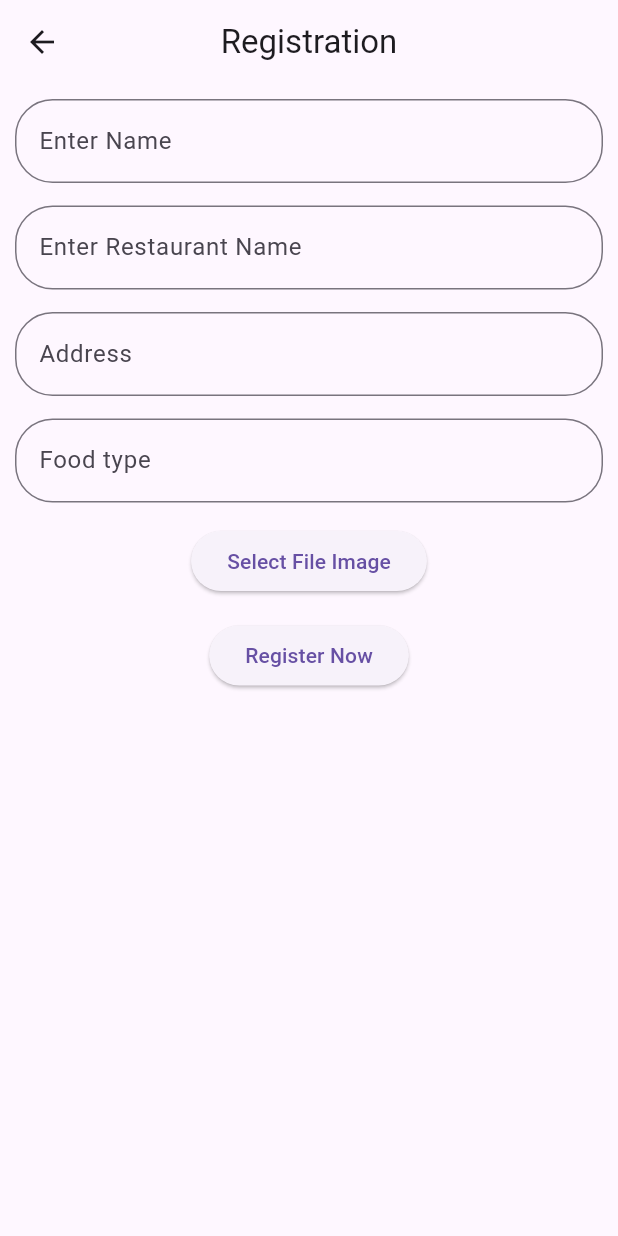
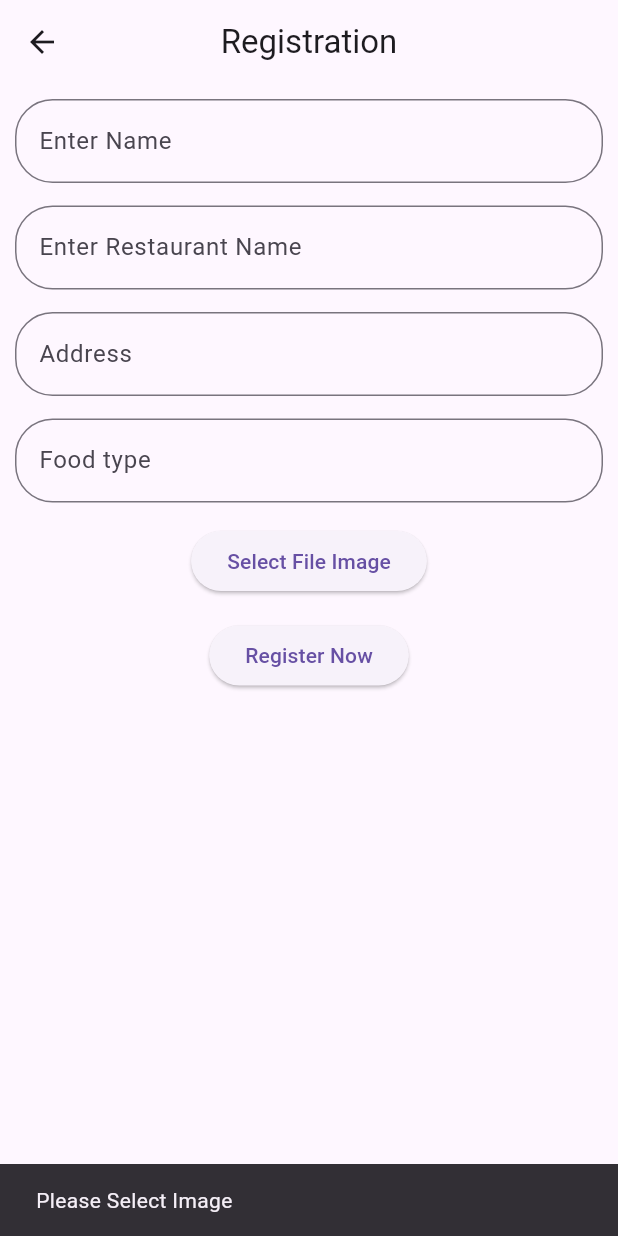
Before and after one commit to NirajKumar709/zomato_restaurant, a Flutter app: the Registration screen opened directly with empty values, after a tap on "Select File Image", on a phone screen of 412 x 824 dp. Run offline on Flutter 3.47's test engine with Material 3 defaults, Android fonts, the light colour scheme and no system bars; our stand-ins replace cloud_firestore, firebase_auth, firebase_core, firebase_storage, image_picker, shared_preferences; accounts and stored records are empty; network calls fail.

Commit message:
when i upload image then i see some issue. I fixed the issue Done

```diff
--- a/lib/auth/registration.dart
+++ b/lib/auth/registration.dart
@@ -57,7 +57,13 @@ class _RegistrationState extends State<Registration> {
     // from image_picker Library
     final picker = ImagePicker();
     final pickFile = await picker.pickImage(source: ImageSource.gallery);
-    File file = File(pickFile!.path);
+
+    if (pickFile == null) {
+      ScaffoldMessenger.of(
+        context,
+      ).showSnackBar(SnackBar(content: Text("Please Select Image")));
+    } else {
+      File file = File(pickFile.path);
 
       // FirebaseStorage reference create
       final storageRef = FirebaseStorage.instance.ref();
@@ -78,13 +84,14 @@ class _RegistrationState extends State<Registration> {
           print(downloadURL);
           print("_____________________________________");
 
-        ScaffoldMessenger.of(
-          context,
-        ).showSnackBar(SnackBar(content: Text("Image uploaded successfully")));
+          ScaffoldMessenger.of(context).showSnackBar(
+            SnackBar(content: Text("Image uploaded successfully")),
+          );
         });
         print("File uploaded successfully");
       } on FirebaseException catch (e) {
         print("Upload failed: $e");
+      }
     }
   }
 
```
Lines whose indentation alone changed are shown as unchanged.
